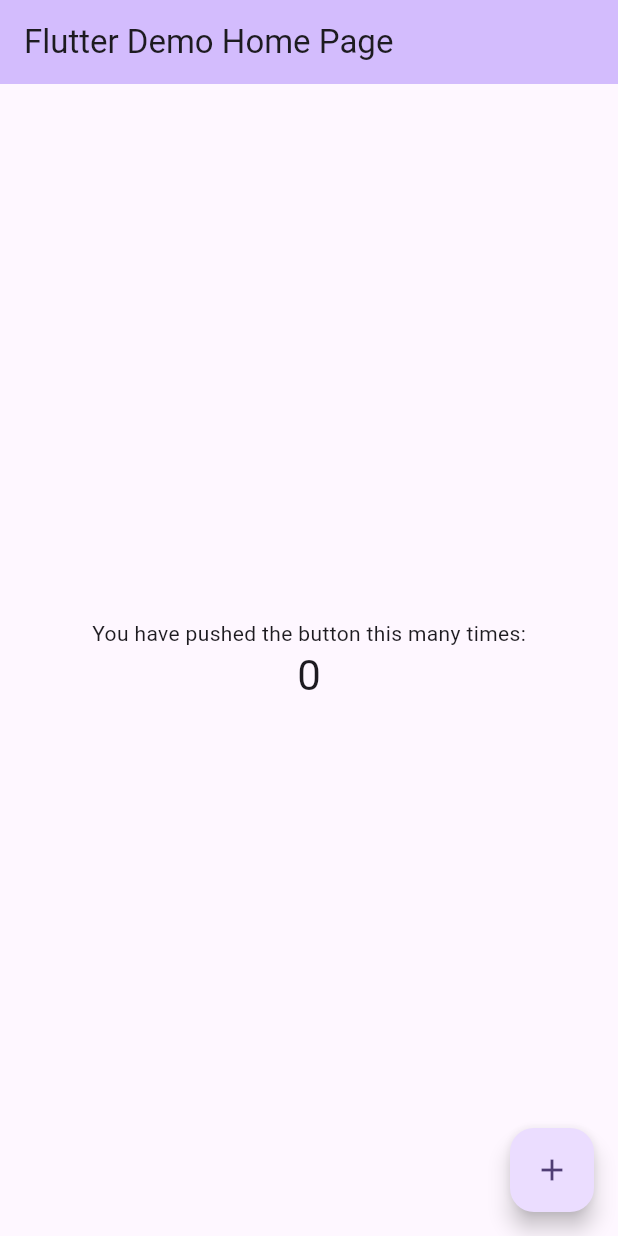
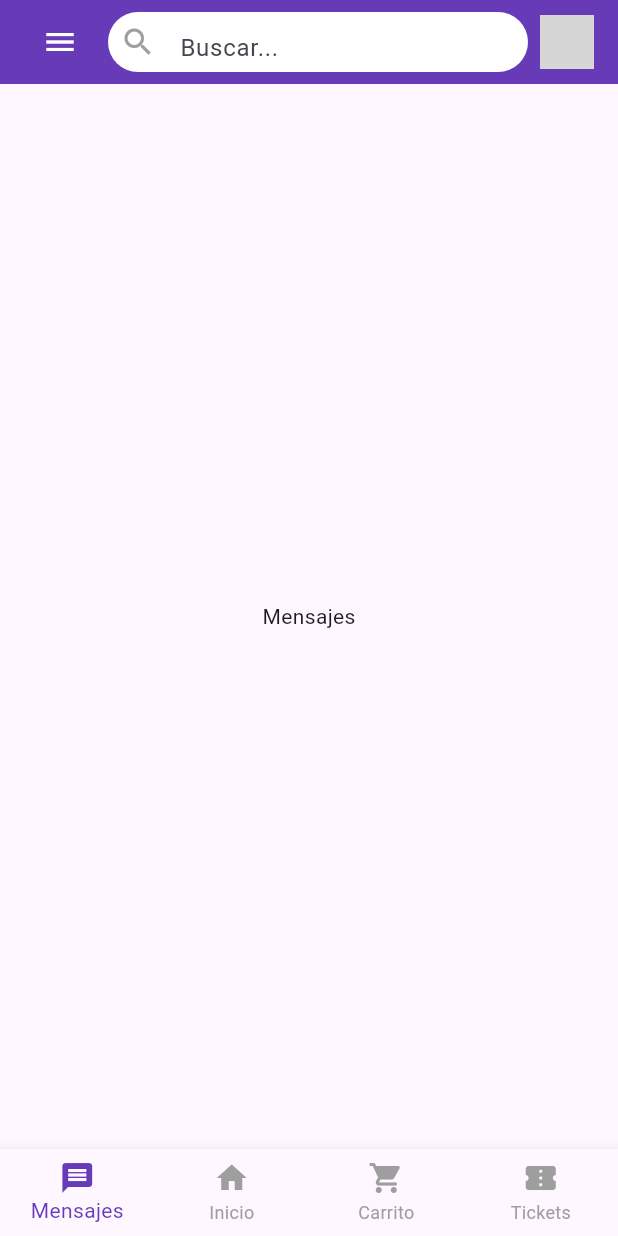
Before and after one commit to brustlinket12/flutter2, a Flutter app: the screen it shows after launch, on a phone screen of 412 x 824 dp. Run offline on Flutter 3.47's test engine with Material 3 defaults, Android fonts, the phone set to English and light mode, and no system bars; grey boxes are pictures that could not be loaded.

Commit message:
Se agregaron nuevos componentes y se actualizaron varios archivos

```diff
--- /dev/null
+++ b/grupal/lib/components/footer.dart
@@ -0,0 +1,37 @@
+import 'package:flutter/material.dart';
+
+class Footer extends StatelessWidget {
+  final int currentIndex;
+  final Function(int) onTap;
+
+  Footer({required this.currentIndex, required this.onTap});
+
+  @override
+  Widget build(BuildContext context) {
+    return BottomNavigationBar(
+      type: BottomNavigationBarType.fixed,
+      currentIndex: currentIndex,
+      selectedItemColor: Colors.deepPurple,
+      unselectedItemColor: Colors.grey,
+      onTap: onTap,
+      items: [
+        BottomNavigationBarItem(
+          icon: Icon(Icons.message),
+          label: 'Mensajes',
+        ),
+        BottomNavigationBarItem(
+          icon: Icon(Icons.home),
+          label: 'Inicio',
+        ),
+        BottomNavigationBarItem(
+          icon: Icon(Icons.shopping_cart),
+          label: 'Carrito',
+        ),
+        BottomNavigationBarItem(
+          icon: Icon(Icons.confirmation_number),
+          label: 'Tickets',
+        ),
+      ],
+    );
+  }
+}
--- /dev/null
+++ b/grupal/lib/components/header.dart
@@ -0,0 +1,48 @@
+import 'package:flutter/material.dart';
+
+class Header extends StatelessWidget implements PreferredSizeWidget {
+  @override
+  Size get preferredSize => Size.fromHeight(kToolbarHeight);
+
+  @override
+  Widget build(BuildContext context) {
+    return AppBar(
+      automaticallyImplyLeading: false,
+      backgroundColor: Colors.deepPurple,
+      title: Row(
+        children: [
+          Builder(
+            builder: (context) => IconButton(
+              icon: Icon(Icons.menu, color: Colors.white),
+              onPressed: () {
+                Scaffold.of(context).openDrawer();
+              },
+            ),
+          ),
+          Expanded(
+            child: Container(
+              height: 40,
+              margin: EdgeInsets.symmetric(horizontal: 8),
+              padding: EdgeInsets.symmetric(horizontal: 8),
+              decoration: BoxDecoration(
+                color: Colors.white,
+                borderRadius: BorderRadius.circular(20),
+              ),
+              child: TextField(
+                decoration: InputDecoration(
+                  hintText: 'Buscar...',
+                  border: InputBorder.none,
+                  icon: Icon(Icons.search, color: Colors.grey),
+                ),
+              ),
+            ),
+          ),
+          CircleAvatar(
+            backgroundImage: AssetImage('assets/images/profile.jpg'),
+            radius: 18,
+          ),
+        ],
+      ),
+    );
+  }
+}
--- a/grupal/lib/main.dart
+++ b/grupal/lib/main.dart
@@ -1,122 +1,71 @@
 import 'package:flutter/material.dart';
+import 'components/header.dart';
+import 'components/footer.dart';
 
 void main() {
-  runApp(const MyApp());
+  runApp(MyApp());
 }
 
 class MyApp extends StatelessWidget {
-  const MyApp({super.key});
-
-  // This widget is the root of your application.
   @override
   Widget build(BuildContext context) {
     return MaterialApp(
-      title: 'Flutter Demo',
+      debugShowCheckedModeBanner: false,
+      title: 'Mi App',
       theme: ThemeData(
-        // This is the theme of your application.
-        //
-        // TRY THIS: Try running your application with "flutter run". You'll see
-        // the application has a purple toolbar. Then, without quitting the app,
-        // try changing the seedColor in the colorScheme below to Colors.green
-        // and then invoke "hot reload" (save your changes or press the "hot
-        // reload" button in a Flutter-supported IDE, or press "r" if you used
-        // the command line to start the app).
-        //
-        // Notice that the counter didn't reset back to zero; the application
-        // state is not lost during the reload. To reset the state, use hot
-        // restart instead.
-        //
-        // This works for code too, not just values: Most code changes can be
-        // tested with just a hot reload.
-        colorScheme: ColorScheme.fromSeed(seedColor: Colors.deepPurple),
+        primarySwatch: Colors.deepPurple,
       ),
-      home: const MyHomePage(title: 'Flutter Demo Home Page'),
+      home: HomeScreen(),
     );
   }
 }
 
-class MyHomePage extends StatefulWidget {
-  const MyHomePage({super.key, required this.title});
-
-  // This widget is the home page of your application. It is stateful, meaning
-  // that it has a State object (defined below) that contains fields that affect
-  // how it looks.
-
-  // This class is the configuration for the state. It holds the values (in this
-  // case the title) provided by the parent (in this case the App widget) and
-  // used by the build method of the State. Fields in a Widget subclass are
-  // always marked "final".
-
-  final String title;
-
+class HomeScreen extends StatefulWidget {
   @override
-  State<MyHomePage> createState() => _MyHomePageState();
+  _HomeScreenState createState() => _HomeScreenState();
 }
 
-class _MyHomePageState extends State<MyHomePage> {
-  int _counter = 0;
+class _HomeScreenState extends State<HomeScreen> {
+  int _currentIndex = 0;
 
-  void _incrementCounter() {
+  final List<Widget> _pages = [
+    Center(child: Text('Mensajes')),
+    Center(child: Text('Inicio')),
+    Center(child: Text('Carrito')),
+    Center(child: Text('Tickets')),
+  ];
+
+  void _onTabTapped(int index) {
     setState(() {
-      // This call to setState tells the Flutter framework that something has
-      // changed in this State, which causes it to rerun the build method below
-      // so that the display can reflect the updated values. If we changed
-      // _counter without calling setState(), then the build method would not be
-      // called again, and so nothing would appear to happen.
-      _counter++;
+      _currentIndex = index;
     });
   }
 
   @override
   Widget build(BuildContext context) {
-    // This method is rerun every time setState is called, for instance as done
-    // by the _incrementCounter method above.
-    //
-    // The Flutter framework has been optimized to make rerunning build methods
-    // fast, so that you can just rebuild anything that needs updating rather
-    // than having to individually change instances of widgets.
     return Scaffold(
-      appBar: AppBar(
-        // TRY THIS: Try changing the color here to a specific color (to
-        // Colors.amber, perhaps?) and trigger a hot reload to see the AppBar
-        // change color while the other colors stay the same.
-        backgroundColor: Theme.of(context).colorScheme.inversePrimary,
-        // Here we take the value from the MyHomePage object that was created by
-        // the App.build method, and use it to set our appbar title.
-        title: Text(widget.title),
-      ),
-      body: Center(
-        // Center is a layout widget. It takes a single child and positions it
-        // in the middle of the parent.
-        child: Column(
-          // Column is also a layout widget. It takes a list of children and
-          // arranges them vertically. By default, it sizes itself to fit its
-          // children horizontally, and tries to be as tall as its parent.
-          //
-          // Column has various properties to control how it sizes itself and
-          // how it positions its children. Here we use mainAxisAlignment to
-          // center the children vertically; the main axis here is the vertical
-          // axis because Columns are vertical (the cross axis would be
-          // horizontal).
-          //
-          // TRY THIS: Invoke "debug painting" (choose the "Toggle Debug Paint"
-          // action in the IDE, or press "p" in the console), to see the
-          // wireframe for each widget.
-          mainAxisAlignment: MainAxisAlignment.center,
-          children: <Widget>[
-            const Text('You have pushed the button this many times:'),
-            Text(
-              '$_counter',
-              style: Theme.of(context).textTheme.headlineMedium,
+      drawer: Drawer(
+        child: ListView(
+          children: [
+            DrawerHeader(
+              child: Text('Menú'),
+              decoration: BoxDecoration(color: Colors.deepPurple),
+            ),
+            ListTile(
+              title: Text('Inicio'),
+              onTap: () {
+                Navigator.pop(context);
+              },
             ),
           ],
         ),
       ),
-      floatingActionButton: FloatingActionButton(
-        onPressed: _incrementCounter,
-        tooltip: 'Increment',
-        child: const Icon(Icons.add),
-      ), // This trailing comma makes auto-formatting nicer for build methods.
+      appBar: Header(),
+      body: _pages[_currentIndex],
+      bottomNavigationBar: Footer(
+        currentIndex: _currentIndex,
+        onTap: _onTabTapped,
+      ),
     );
   }
 }
```
Also changed, not shown: grupal/pubspec.yaml (+8 -68 lines), grupal/assets/cart_icon.png (added), grupal/assets/home_icon.png (added), grupal/assets/images/cart_icon.png (added), grupal/assets/images/home_icon.png (added), grupal/assets/images/menu_icon.png (added), grupal/assets/images/message_icon.png (added), grupal/assets/images/profile.png (added), grupal/assets/images/ticket_icon.png (added), grupal/assets/menu_icon.png (added), grupal/assets/message_icon.png (added), grupal/assets/profile.png (added), grupal/assets/ticket_icon.png (added), 1 other file.
